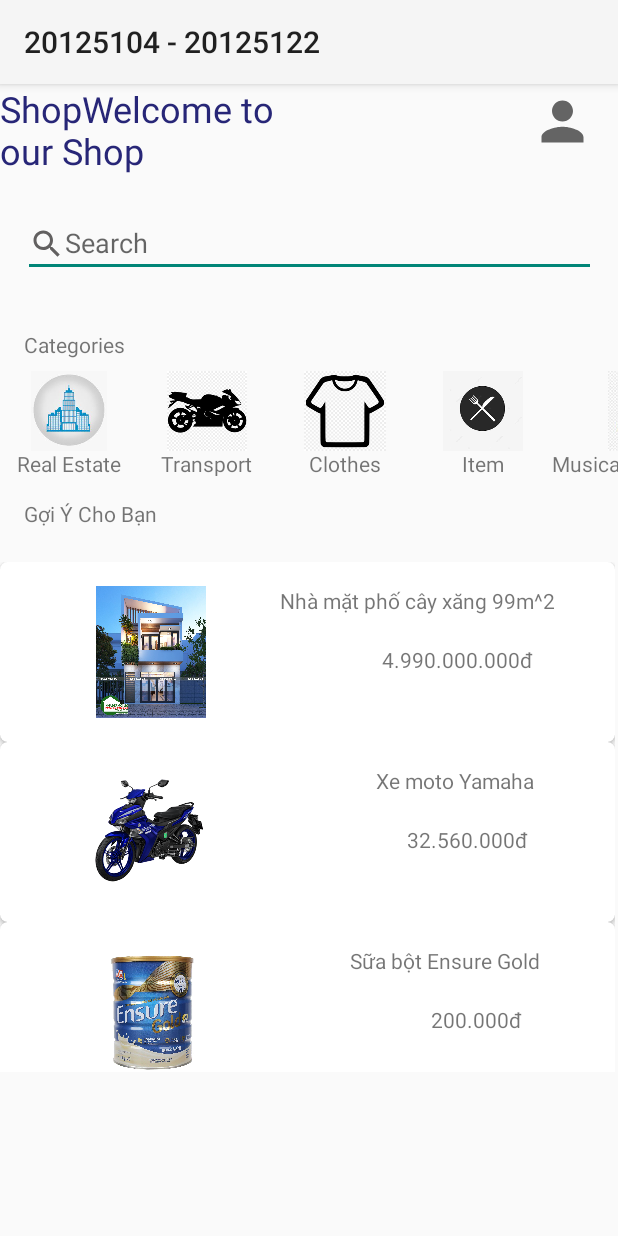
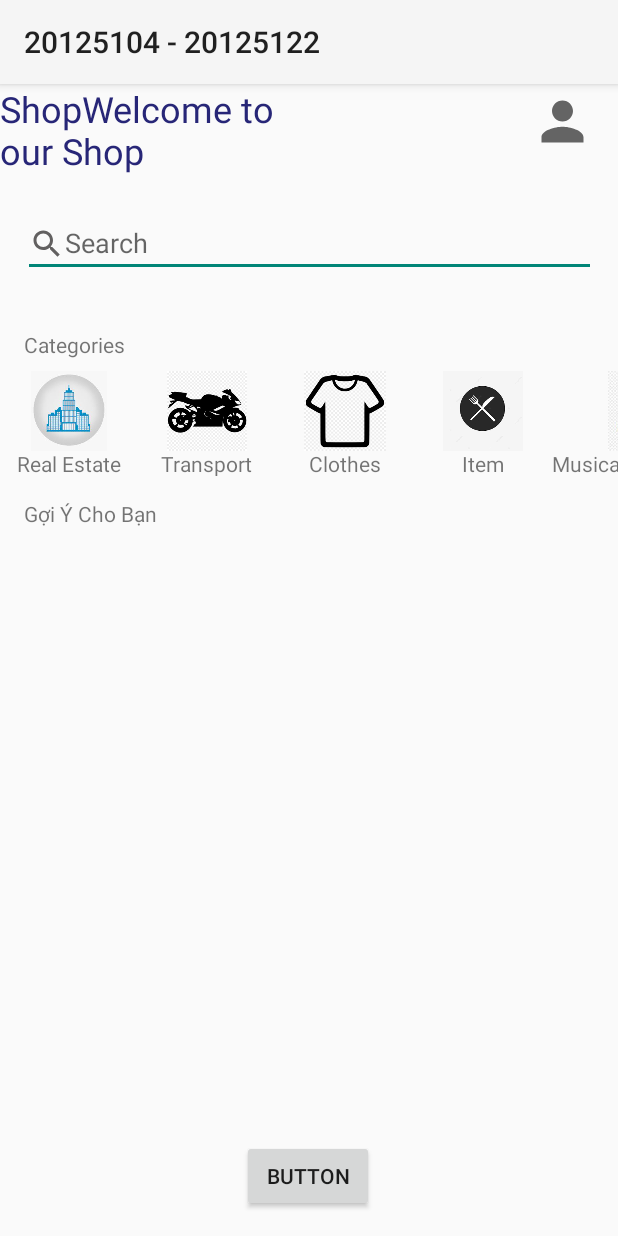
Before and after one commit to minh-tuan-184/SecondHand, an Android app: the screen it shows after launch (MainActivity), on a phone screen of 412 x 824 dp. Run offline under Robolectric (Android 15) with nearby library versions, the light colour scheme and no system bars; our stand-ins replace Firebase (no records; nobody signed in at launch, a user with empty details on screens opened directly).

```diff
--- a/app/src/main/java/com/example/secondhand/MainActivity.java
+++ b/app/src/main/java/com/example/secondhand/MainActivity.java
@@ -1,5 +1,7 @@
 package com.example.secondhand;
 
+import androidx.annotation.NonNull;
+import androidx.annotation.Nullable;
 import androidx.appcompat.app.ActionBar;
 import androidx.appcompat.app.AppCompatActivity;
 import androidx.recyclerview.widget.LinearLayoutManager;
@@ -8,13 +10,22 @@
 import android.content.Intent;
 import android.os.Bundle;
 import android.view.View;
+import android.widget.Button;
 import android.widget.ImageView;
+import android.widget.Toast;
 
 import com.example.secondhand.adapter.CategoryAdapter;
 import com.example.secondhand.adapter.ProductAdapter;
+import com.example.secondhand.otherActivities.DetailActivity;
 import com.example.secondhand.otherActivities.Login_SignUp;
 import com.example.secondhand.product.Category;
 import com.example.secondhand.product.Product;
+import com.google.firebase.auth.FirebaseAuth;
+import com.google.firebase.database.DataSnapshot;
+import com.google.firebase.database.DatabaseError;
+import com.google.firebase.database.DatabaseReference;
+import com.google.firebase.database.FirebaseDatabase;
+import com.google.firebase.database.ValueEventListener;
 
 import java.util.ArrayList;
 import java.util.List;
@@ -25,6 +36,8 @@
     ProductAdapter pAdapter;
     CategoryAdapter cAdapter;
     ImageView account;
+    Button btn;
+
     @Override
     protected void onCreate(Bundle savedInstanceState) {
         super.onCreate(savedInstanceState);
@@ -34,17 +47,18 @@
         actionBar.setTitle("20125104 - 20125122");
 
         List<Product> productList = new ArrayList<>();
-
-        productList.add(new Product("Nhà mặt phố cây xăng 99m^2", "4.990.000.000đ", "4.5", "Nhà đẹp mã, có ma ám cần thanh lý cho những người can đảm", "Real Estate", R.drawable.nha, 1, "0931488542"));
-        productList.add(new Product("Xe moto Yamaha", "32.560.000đ", "3.8", "Xe chạy đường trường siêu êm", "Transport", R.drawable.moto_yamaha, 19, "0963566882"));
-        productList.add(new Product("Sữa bột Ensure Gold", "200.000đ", "4.2", "Nhiều dưỡng chất thiết yếu dành cho trẻ sơ sinh", "Food", R.drawable.sua_bot, 25, "0964255014"));
-        productList.add(new Product("Áo thun chất chơi người dơi", "352.200đ", "3.9", "Áo thun mát mẻ cho những ngày hè năng động", "Clothes", R.drawable.ao_thun_1, 347, "0908863636"));
-        productList.add(new Product("Áo thun tay lỗ", "150.000đ", "4.1", "Áo thun để đi chơi ngày hè", "Clothes", R.drawable.ao_thun_2,134, "0956335681"));
-        productList.add(new Product("Áo thun nhiều màu sắc", "195.000đ", "3.7", "Áo thun mát mẻ - tìm lại tuổi thanh xuân", "Clothes", R.drawable.ao_thun_3, 705, "0909631035"));
-        productList.add(new Product("Dao nĩa bàn tiệc", "58.750đ", "4.0", "Dao nĩa theo phong cách phương tây", "Item", R.drawable.dao_nia, 208, "0975266348"));
-        productList.add(new Product("Tivi màn hình phẳng full HD 4k", "30.640.300đ", "4.5", "Thiết kế sang trọng, đẹp mắt, chất lượng hình ảnh cực tốt, có kết nối mạng có thể xem YouTube", "Item", R.drawable.tivi, 3, "0797751743"));
-        productList.add(new Product("Guitar Acoustic", "1.500.000đ", "4.7", "Đàn đã mua nhưng chỉ sử dụng được vài lần, nay em muốn pass lại ạ!", "Musical Instruments", R.drawable.guitaracoustic, 3, "01214531748"));
-        productList.add(new Product("Piano", "36.170.300đ", "3.8", "Đàn piano du dương êm dịu", "Musical Instruments", R.drawable.piano, 1, "0903127754"));
+        getList(productList);
+        /*productList.add(new Product("Nhà mặt phố cây xăng 99m^2", "4.990.000.000đ", "Nhà đẹp mã, có ma ám cần thanh lý cho những người can đảm", "Real Estate", R.drawable.nha, 1, "0931488542"));
+        productList.add(new Product("Xe moto Yamaha", "32.560.000đ", "Xe chạy đường trường siêu êm", "Transport", R.drawable.moto_yamaha, 19, "0963566882"));
+        productList.add(new Product("Sữa bột Ensure Gold", "200.000đ", "Nhiều dưỡng chất thiết yếu dành cho trẻ sơ sinh", "Food", R.drawable.sua_bot, 25, "0964255014"));
+        productList.add(new Product("Áo thun chất chơi người dơi", "352.200đ", "Áo thun mát mẻ cho những ngày hè năng động", "Clothes", R.drawable.ao_thun_1, 347, "0908863636"));
+        productList.add(new Product("Áo thun tay lỗ", "150.000đ", "Áo thun để đi chơi ngày hè", "Clothes", R.drawable.ao_thun_2,134, "0956335681"));
+        productList.add(new Product("Áo thun nhiều màu sắc", "195.000đ", "Áo thun mát mẻ - tìm lại tuổi thanh xuân", "Clothes", R.drawable.ao_thun_3, 705, "0909631035"));
+        productList.add(new Product("Dao nĩa bàn tiệc", "58.750đ", "Dao nĩa theo phong cách phương tây", "Item", R.drawable.dao_nia, 208, "0975266348"));
+        productList.add(new Product("Tivi màn hình phẳng full HD 4k", "30.640.300đ", "Thiết kế sang trọng, đẹp mắt, chất lượng hình ảnh cực tốt, có kết nối mạng có thể xem YouTube", "Item", R.drawable.tivi, 3, "0797751743"));
+        productList.add(new Product("Guitar Acoustic", "1.500.000đ", "Đàn đã mua nhưng chỉ sử dụng được vài lần, nay em muốn pass lại ạ!", "Musical Instruments", R.drawable.guitaracoustic, 3, "01214531748"));
+        productList.add(new Product("Piano", "36.170.300đ", "Đàn piano du dương êm dịu", "Musical Instruments", R.drawable.piano, 1, "0903127754"));
+        */
 
         List<Category> categoryList = new ArrayList<>();
 
@@ -68,6 +82,46 @@
                 startActivity(intent);
             }
         });
+
+        btn = findViewById(R.id.addtoFB);
+        btn.setOnClickListener(new View.OnClickListener() {
+            @Override
+            public void onClick(View v) {
+                addList(productList);
+            }
+        });
+    }
+
+    private void addList(List<Product> p) {
+        FirebaseDatabase database = FirebaseDatabase.getInstance();
+        DatabaseReference ref = database.getReference("productList");
+        ref.setValue(p, new DatabaseReference.CompletionListener() {
+            @Override
+            public void onComplete(@Nullable DatabaseError error, @NonNull DatabaseReference ref) {
+                Toast.makeText(MainActivity.this, "Add complete", Toast.LENGTH_SHORT).show();
+            }
+        });
+    }
+
+    private void getList(List<Product> p) {
+        FirebaseDatabase database = FirebaseDatabase.getInstance();
+        DatabaseReference ref = database.getReference("productList");
+
+        ref.addValueEventListener(new ValueEventListener() {
+            @Override
+            public void onDataChange(@NonNull DataSnapshot snapshot) {
+                for (DataSnapshot dataSnapshot : snapshot.getChildren()) {
+                    Product newProduct = dataSnapshot.getValue(Product.class);
+                    p.add(newProduct);
+                }
+                pAdapter.notifyDataSetChanged();
+            }
+
+            @Override
+            public void onCancelled(@NonNull DatabaseError error) {
+                Toast.makeText(MainActivity.this, "Can not get data!", Toast.LENGTH_SHORT).show();
+            }
+        });
     }
 
     private void setProductRecycler(List<Product> productList) {
--- a/app/src/main/res/layout/activity_main.xml
+++ b/app/src/main/res/layout/activity_main.xml
@@ -98,6 +98,17 @@
             app:layout_constraintEnd_toEndOf="parent"
             app:layout_constraintHorizontal_bias="0.046"
             app:layout_constraintStart_toStartOf="parent" />
+
+        <Button
+            android:id="@+id/addtoFB"
+            android:layout_width="wrap_content"
+            android:layout_height="wrap_content"
+            android:layout_marginBottom="16dp"
+            android:text="Button"
+            app:layout_constraintBottom_toBottomOf="parent"
+            app:layout_constraintEnd_toEndOf="parent"
+            app:layout_constraintHorizontal_bias="0.498"
+            app:layout_constraintStart_toStartOf="parent" />
     </androidx.constraintlayout.widget.ConstraintLayout>
 
 </androidx.constraintlayout.widget.ConstraintLayout>
```
Also changed, not shown: app/src/main/AndroidManifest.xml (+11 -0 lines), app/src/main/java/com/example/secondhand/adapter/ProductAdapter.java (+4 -4 lines), app/src/main/java/com/example/secondhand/otherActivities/LogOut.java (added, +36 -0 lines), app/src/main/java/com/example/secondhand/otherActivities/Login_SignUp.java (+19 -11 lines), app/src/main/java/com/example/secondhand/product/Product.java (+42 -2 lines), app/src/main/res/layout/profile_user.xml (added, +18 -0 lines), app/build.gradle (line endings or trailing spaces), build.gradle (line endings or trailing spaces).
